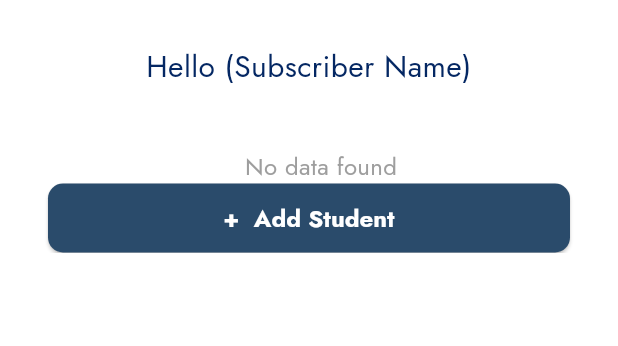
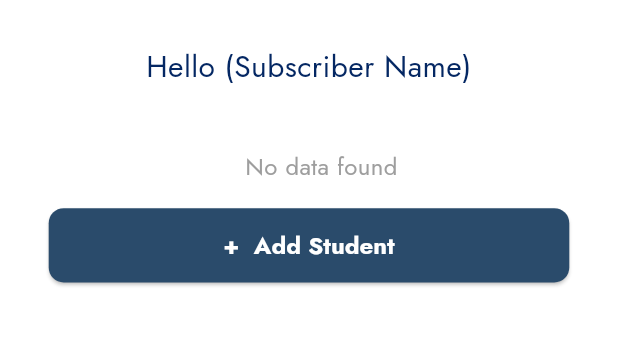
Before and after one commit to BCS201003/untitled3, a Flutter app: the SubscriberInfoScreen screen opened directly, on a phone screen of 412 x 824 dp, the part 400-746 px from its top. Run offline on Flutter 3.47's test engine with Material 3 defaults, Android fonts, the light colour scheme and no system bars; our stand-ins replace clock, flutter_local_notifications, get, intl_phone_field, percent_indicator, timezone.

Commit message:
Scrible_info

```diff
--- a/lib/ProfileScreen/Models/profilefield_model.dart
+++ b/lib/ProfileScreen/Models/profilefield_model.dart
@@ -9,7 +9,7 @@ class ProfileFieldModel {
   String studentGrade;
   String selectedSchoolList;
   String schoolType;
-  String state; // New field for state
+  String state;
 
   ProfileFieldModel({
     required this.fullName,
@@ -22,7 +22,7 @@ class ProfileFieldModel {
     required this.studentGrade,
     required this.selectedSchoolList,
     required this.schoolType,
-    required this.state, // Initialize the new field
+    required this.state,
   });
 
   Map<String, dynamic> toJson() {
@@ -37,7 +37,7 @@ class ProfileFieldModel {
       'studentGrade': studentGrade,
       'selectedSchoolList': selectedSchoolList,
       'schoolType': schoolType,
-      'state': state, // Add to JSON
+      'state': state,
     };
   }
 }
--- a/lib/Scrible_info/Widgets/screen_loop.dart
+++ b/lib/Scrible_info/Widgets/screen_loop.dart
@@ -1,5 +1,4 @@
 import 'package:flutter/material.dart';
-import 'package:get/get.dart';
 import 'package:untitled/ProfileScreen/Views/screens/create_profile/createprofilescreen.dart';
 import 'package:untitled/Scrible_info/Widgets/student_mini_profile.dart';
 import 'package:untitled/ProfileScreen/Controller/profile_controller.dart';
@@ -12,19 +11,26 @@ class AddStudentLoop extends StatefulWidget {
 }
 
 class _AddStudentLoopState extends State<AddStudentLoop> {
-  final ProfileController controller = Get.put(ProfileController());
+  final ProfileController controller = ProfileController(); // Initialize controller
+
+  @override
+  void initState() {
+    super.initState();
+    controller.updateSaveButtonState(); // Make sure this is called initially
+  }
 
   @override
   Widget build(BuildContext context) {
-    controller.updateSaveButtonState();
+    final mediaQuery = MediaQuery.of(context);
+    final double verticalPadding = mediaQuery.size.height * 0.02; // 2% of screen height
+    final double horizontalPadding = mediaQuery.size.width * 0.04; // 4% of screen width
 
-    return Column(
+    return SingleChildScrollView( // Added SingleChildScrollView to prevent overflow issues
+      child: Column(
         crossAxisAlignment: CrossAxisAlignment.start,
         children: [
-        // Student List Section
-        Expanded(
-          child: Padding(
-            padding: const EdgeInsets.only(left: 16),
+          Padding(
+            padding: EdgeInsets.only(left: horizontalPadding),
             child: controller.listSubscriberData.isEmpty
                 ? const Center(
               child: Text(
@@ -37,9 +43,9 @@ class _AddStudentLoopState extends State<AddStudentLoop> {
               ),
             )
                 : ListView.separated(
+              shrinkWrap: true, // Ensures ListView does not take up more space than necessary
               itemCount: controller.listSubscriberData.length,
-              separatorBuilder: (context, index) =>
-              const SizedBox(height: 10.0),
+              separatorBuilder: (context, index) => SizedBox(height: verticalPadding),
               itemBuilder: (context, index) {
                 final data = controller.listSubscriberData[index];
                 return StudentMiniProfile(
@@ -49,14 +55,13 @@ class _AddStudentLoopState extends State<AddStudentLoop> {
               },
             ),
           ),
-        ),
 
-        // Error Message
+          // Error Message Handling - Manually managed via setState()
           if (controller.errorMessage.isNotEmpty)
             Padding(
-            padding: const EdgeInsets.all(8.0),
+              padding: EdgeInsets.all(horizontalPadding),
               child: Text(
-              controller.errorMessage as String,
+                controller.errorMessage,
                 style: const TextStyle(
                   color: Colors.red,
                   fontWeight: FontWeight.bold,
@@ -68,15 +73,18 @@ class _AddStudentLoopState extends State<AddStudentLoop> {
           // Add Student Button
           if (controller.listSubscriberData.length < 5)
             Padding(
-            padding: const EdgeInsets.symmetric(horizontal: 16.0),
+              padding: EdgeInsets.symmetric(
+                vertical: verticalPadding,
+                horizontal: horizontalPadding,
+              ),
               child: SizedBox(
                 width: double.infinity,
-              height: 46,
+                height: mediaQuery.size.height * 0.06, // 6% of screen height for button height
                 child: ElevatedButton(
                   style: ElevatedButton.styleFrom(
                     backgroundColor: const Color(0xFF2A4B6B), // Button color
                     foregroundColor: Colors.white, // Text color
-                  padding: const EdgeInsets.symmetric(vertical: 12),
+                    padding: EdgeInsets.symmetric(vertical: verticalPadding * 0.6),
                     textStyle: const TextStyle(
                       fontFamily: 'Jost',
                       fontSize: 16,
@@ -104,9 +112,9 @@ class _AddStudentLoopState extends State<AddStudentLoop> {
 
           // No Add Button Placeholder
           if (controller.listSubscriberData.length >= 5)
-          const Padding(
-            padding: EdgeInsets.all(16.0),
-            child: Center(
+            Padding(
+              padding: EdgeInsets.all(horizontalPadding),
+              child: const Center(
                 child: Text(
                   'Maximum of 5 students added.',
                   style: TextStyle(
@@ -119,6 +127,7 @@ class _AddStudentLoopState extends State<AddStudentLoop> {
               ),
             ),
         ],
+      ),
     );
   }
 }
--- a/lib/create_password.dart
+++ b/lib/create_password.dart
@@ -1,7 +1,7 @@
 import 'package:flutter/material.dart';
 import 'package:untitled/Widgets/Textfield_widget/password_confirm_field.dart';
 import 'package:untitled/Widgets/Textfield_widget/password_field.dart';
-import 'package:untitled/scrible_info.dart';
+import 'package:untitled/Scrible_info/scrible_info.dart';
 
 
 void _navigateToSubscriberInfoScreen(BuildContext context) {
--- a/lib/main.dart
+++ b/lib/main.dart
@@ -5,6 +5,7 @@ import 'package:untitled/HomeScreen/Controller/home_controller.dart';
 import 'package:untitled/Learning/Widget/courceprogress.dart';
 import 'package:untitled/Mycources/Controller/mycource_controller.dart';
 import 'package:untitled/ProfileScreen/Views/screens/create_profile/createprofilescreen.dart';
+import 'package:untitled/Scrible_info/scrible_info.dart';
 import 'package:untitled/notification_controller.dart';
 import 'package:untitled/ProfileScreen/Controller/profile_controller.dart';
 void main() async {
@@ -32,7 +33,7 @@ class MyApp extends StatelessWidget {
       //home: TeacherDashboard(),
       //home:Learning(),
       //home: QuizScreen(),
-      home: CreateProfileScreen(),
+      home: SubscriberInfoScreen(),
       //home: Testchild(),
     );
   }
```
Also changed, not shown: lib/HomeScreen/Controller/home_controller.dart (+15 -10 lines), lib/Mycources/Controller/mycource_controller.dart (+5 -4 lines), lib/ProfileScreen/Controller/profile_controller.dart (+24 -22 lines), lib/ProfileScreen/Views/screens/create_profile/createprofilescreen.dart (+11 -19 lines), lib/ProfileScreen/Widget/dateofbirth.dart (+8 -13 lines), lib/ProfileScreen/Widget/full_name.dart (+5 -10 lines), lib/Scrible_info/Widgets/screen_loop2.dart (+3 -4 lines), lib/Scrible_info/scrible_info.dart (renamed from lib/scrible_info.dart). Lines whose indentation alone changed are shown as unchanged.
